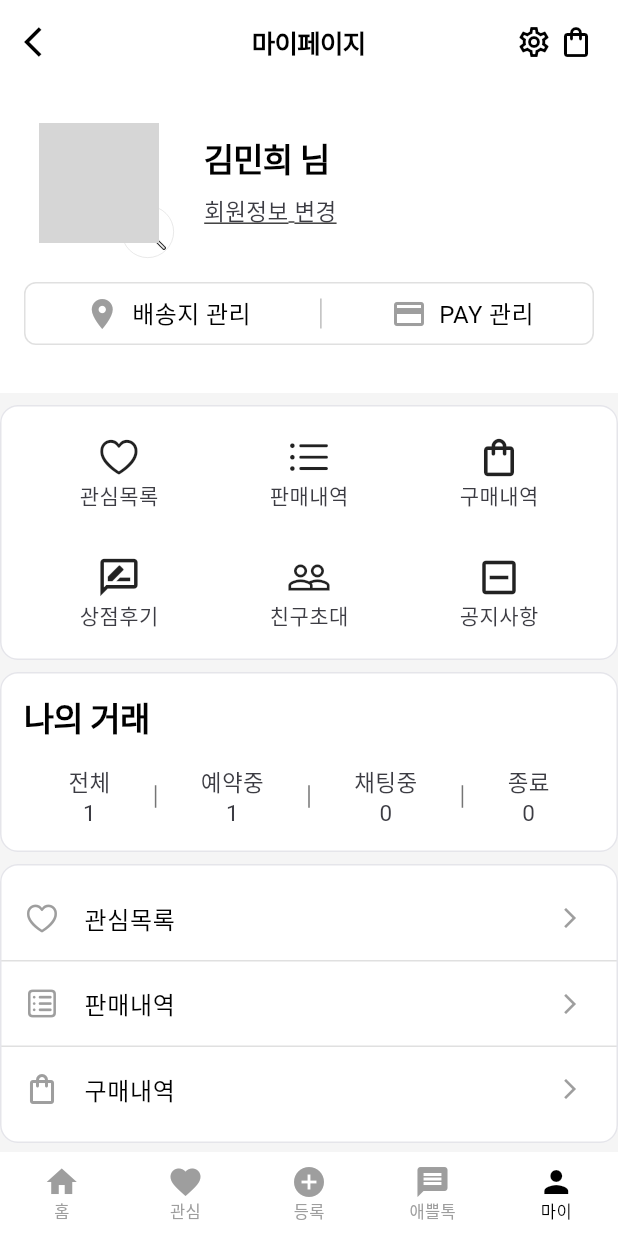
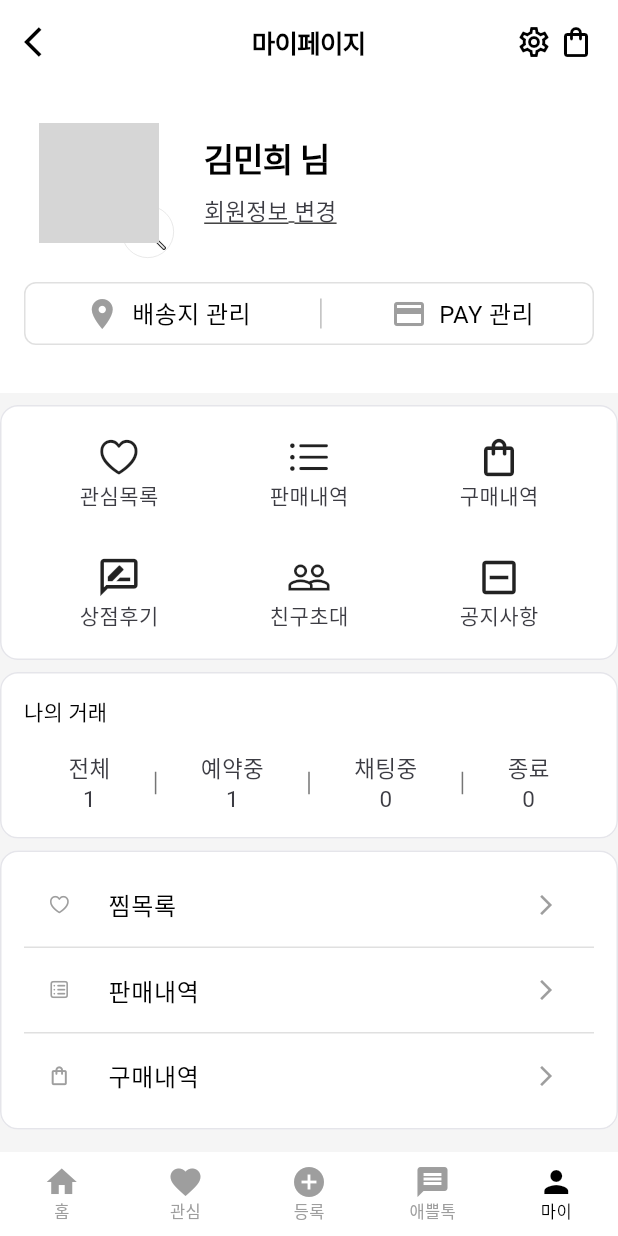
Before and after one commit to jin123346/APPlusMarket_Flutter, a Flutter app: the screen it shows after launch, item 5 of the bottom bar chosen, on a phone screen of 412 x 824 dp. Run offline on Flutter 3.47's test engine with Material 3 defaults, Android fonts, the phone set to English and light mode, and no system bars; our stand-ins replace dio, flutter_keyboard_visibility, flutter_riverpod, font_awesome_flutter; network calls fail; grey boxes are pictures that could not be loaded.

Commit message:
size 업데이트

```diff
--- a/lib/screens/login/login_page.dart
+++ b/lib/screens/login/login_page.dart
@@ -6,7 +6,7 @@ import 'package:flutter_riverpod/flutter_riverpod.dart';
 
 import '../../services/api/login_api.dart';
 import '../../theme.dart';
-import '../components/logo.dart';
+import '../common/components/logo.dart';
 
 class LoginPage extends ConsumerWidget {
   LoginPage({super.key});
--- a/lib/screens/my/components/profile_card.dart
+++ b/lib/screens/my/components/profile_card.dart
@@ -1,6 +1,6 @@
 import 'package:applus_market/theme.dart';
 import 'package:flutter/material.dart';
-import '../../components/image_container.dart';
+import '../../common/components/image_container.dart';
 
 class ProfileCard extends StatelessWidget {
   const ProfileCard({super.key});
--- a/lib/screens/my/my_page.dart
+++ b/lib/screens/my/my_page.dart
@@ -1,4 +1,5 @@
 import 'package:applus_market/screens/my/components/profile_card.dart';
+import 'package:applus_market/size.dart';
 import 'package:applus_market/theme.dart';
 import 'package:flutter/cupertino.dart';
 import 'package:flutter/material.dart';
@@ -74,7 +75,7 @@ class MyPage extends StatelessWidget {
                   children: [
                     Text(
                       '나의 거래',
-                      style: getTextTheme(context).titleLarge,
+                      style: getTextTheme(context).titleSmall,
                     ),
                     const SizedBox(height: 16),
                     Row(
@@ -97,32 +98,30 @@ class MyPage extends StatelessWidget {
             Card(
               margin: EdgeInsets.zero,
               child: Padding(
-                padding: const EdgeInsets.symmetric(vertical: 8.0),
+                padding:
+                    const EdgeInsets.symmetric(vertical: 8.0, horizontal: 16.0),
                 child: Column(
                   children: [
                     _buildListTile(
-                      title: '관심목록',
+                        title: '찜목록',
                         icon: CupertinoIcons.heart,
                         onTap: () {
                           print('관심목록 클릭됨');
-                      },
-                    ),
+                        }),
                     Divider(color: Colors.grey.shade300, thickness: 1), // 구분선
                     _buildListTile(
                         title: '판매내역',
                         icon: CupertinoIcons.square_list,
                         onTap: () {
                           print('판매내역 클릭됨');
-                      },
-                    ),
+                        }),
                     Divider(color: Colors.grey.shade300, thickness: 1), // 구분선
                     _buildListTile(
                         title: '구매내역',
                         icon: Icons.shopping_bag_outlined,
                         onTap: () {
                           print('구매내역 클릭됨');
-                      },
-                    ),
+                        }),
                   ],
                 ),
               ),
@@ -165,13 +164,17 @@ class MyPage extends StatelessWidget {
     required VoidCallback onTap,
   }) {
     return ListTile(
-      leading: Icon(icon, color: Colors.grey), // 아이콘
+      leading: Icon(
+        icon,
+        color: Colors.grey,
+        size: iconList,
+      ), // 아이콘
       title: Text(
         title,
         style: TextStyle(fontSize: 16, fontWeight: FontWeight.w400), // 텍스트 스타일
       ),
       trailing: Icon(Icons.arrow_forward_ios,
-          size: 16, color: Colors.grey), // 오른쪽 화살표
+          size: 16.0, color: Colors.grey), // 오른쪽 화살표
       onTap: onTap, // 클릭 이벤트
     );
   }
--- a/lib/size.dart
+++ b/lib/size.dart
@@ -1,4 +1,10 @@
 import 'package:flutter/material.dart';
+
+final double appbarIconSize = 16.0;
+final double iconList = 15.0;
+final double commonPadding = 16.0;
+final double halfPadding = 8.0;
+final double bottomIconSize = 20.0;
 
 double getParentWith(BuildContext context) {
   return MediaQuery.of(context).size.width;
```
Also changed, not shown: lib/screens/common/components/image_container.dart (renamed from lib/screens/components/image_container.dart), lib/screens/common/components/logo.dart (renamed from lib/screens/components/logo.dart). Lines whose indentation alone changed are shown as unchanged.
